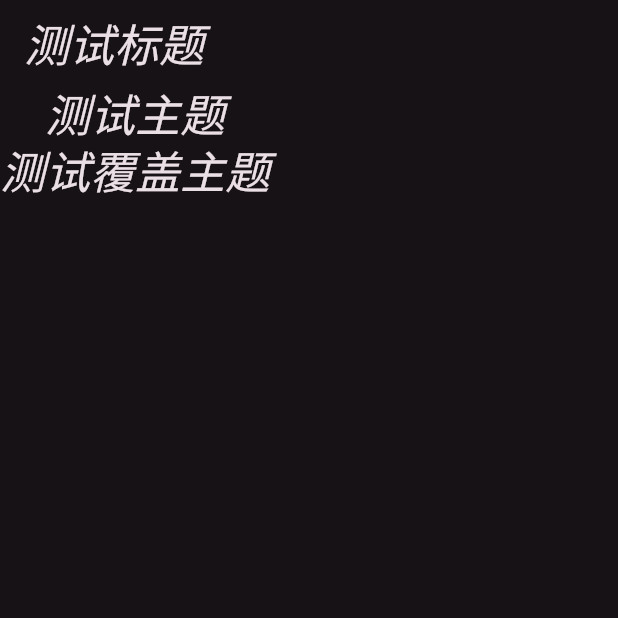
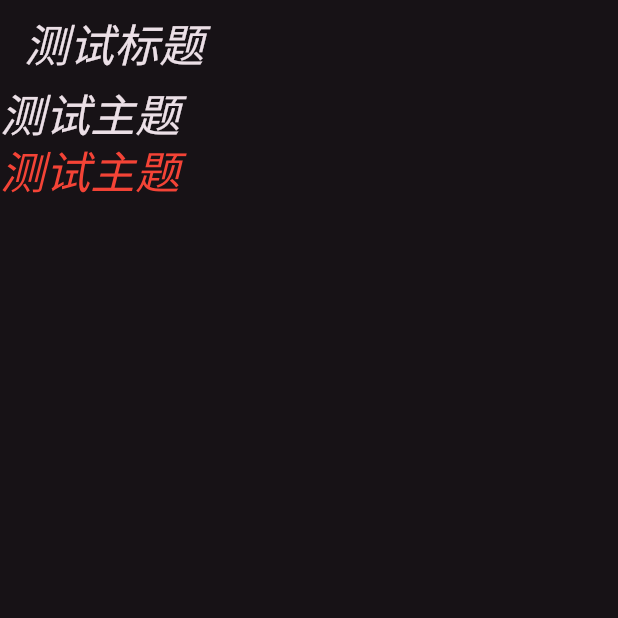
Before and after one commit to yrjwcharm/FlutterLearn, a Flutter app: the screen it shows after launch, on a phone screen of 412 x 824 dp, the top half of it. Run offline on Flutter 3.47's test engine with Material 3 defaults, Android fonts, the phone set to English and light mode, and no system bars; our stand-ins replace google_fonts.

Commit message:
fix: 更新主题

```diff
--- a/lib/main/home.dart
+++ b/lib/main/home.dart
@@ -30,9 +30,12 @@
                 ),
               ),
             ),
-            child: Text(
-              '测试覆盖主题',
-              style: Theme.of(context).textTheme.titleLarge,
+            child: Builder(
+              builder:
+                  (context) => Text(
+                    '测试主题',
+                    style: Theme.of(context).textTheme.titleLarge,
+                  ),
             ),
           ),
         ],
```
